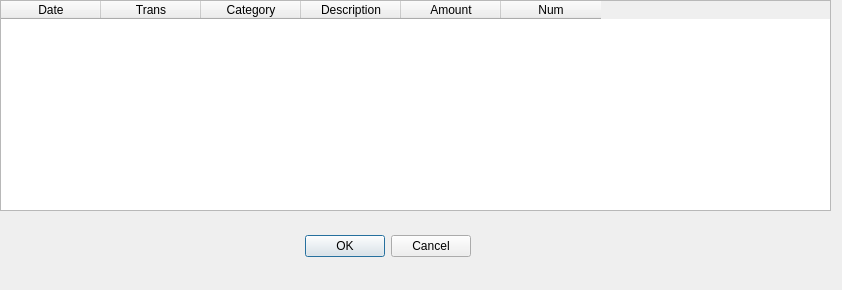
This is UI/display_trans.ui in amkirby/Checkbook as Qt 5 draws it before an edit. The edited form follows.
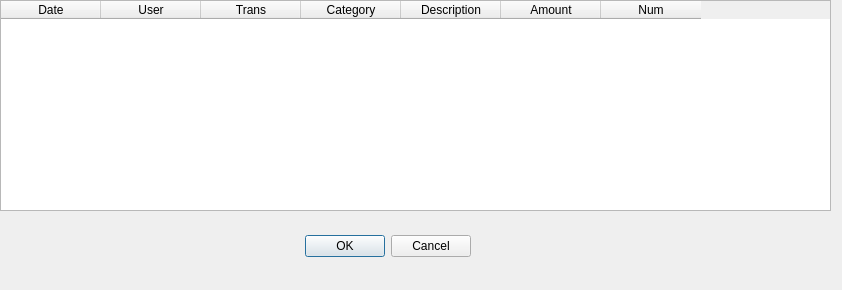
This is the edited form.

Commit message: Add User to register

```diff
--- a/UI/display_trans.ui
+++ b/UI/display_trans.ui
@@ -58,6 +58,11 @@
      <string>Date</string>
     </property>
    </column>
+   <column>
+    <property name="text">
+     <string>User</string>
+    </property>
+   </column>
    <column>
     <property name="text">
      <string>Trans</string>
```
The commit also changes 10 other files.
